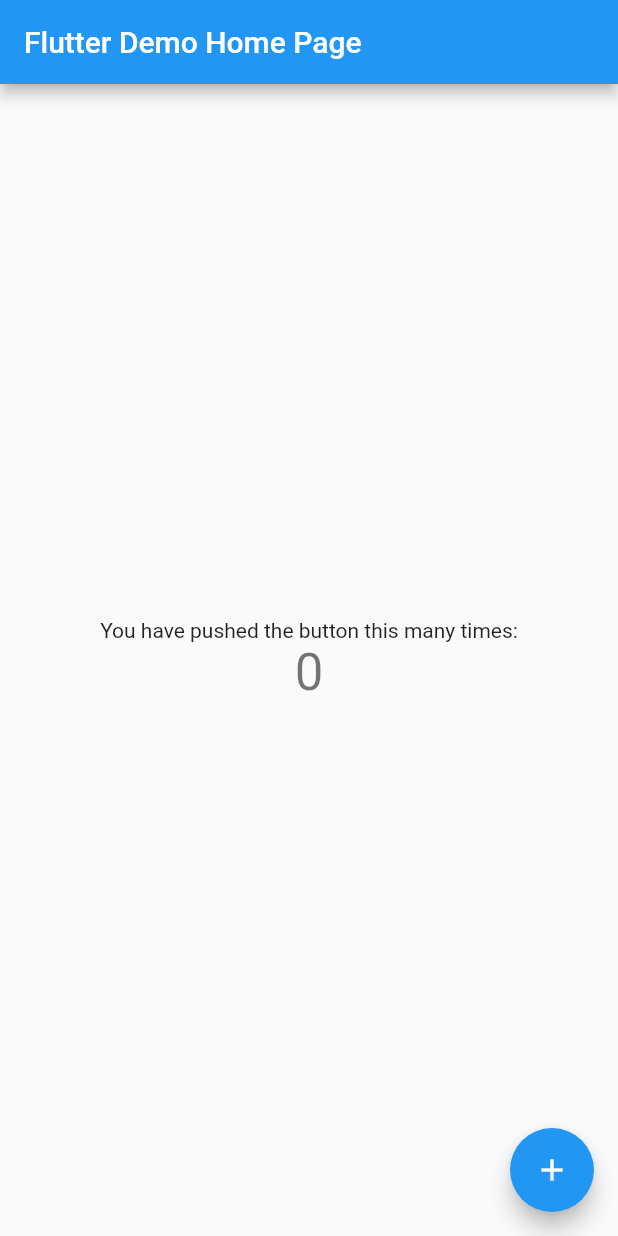
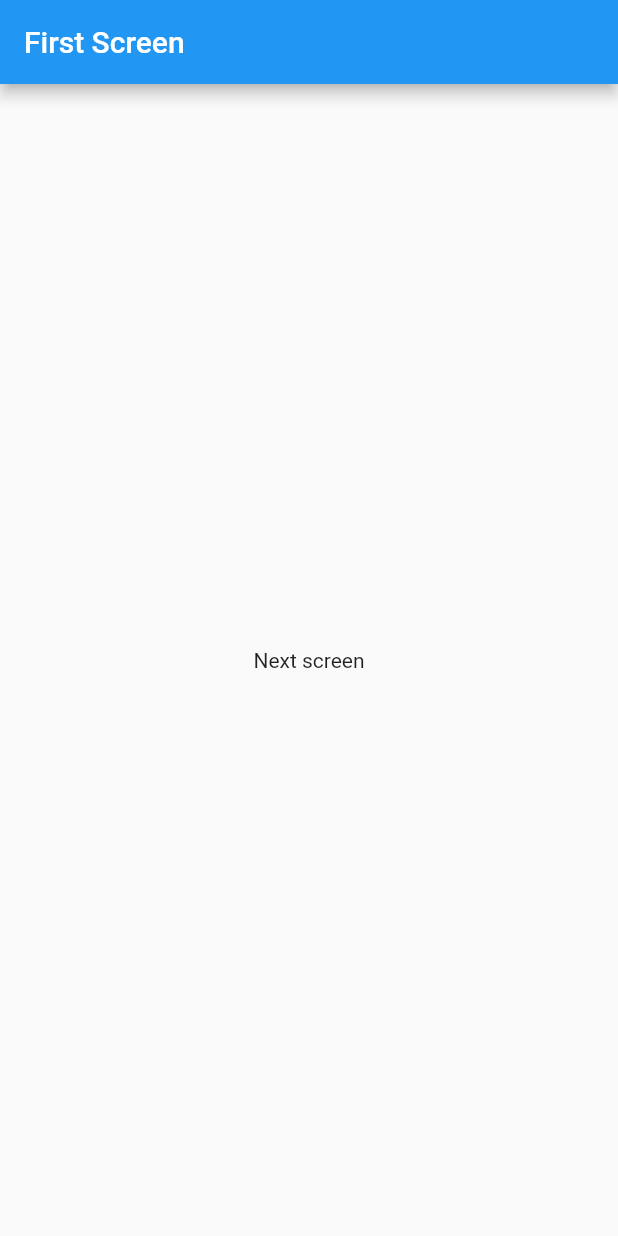
Before and after one commit to bagasayn/dermoapp, a Flutter app: the screen it shows after launch, on a phone screen of 412 x 824 dp. Run offline on Flutter 3.47's test engine with Material 2 defaults, Android fonts, the phone set to English and light mode, and no system bars; our stand-ins replace bloc, flutter_bloc.

Commit message:
add some files

```diff
--- /dev/null
+++ b/lib/logic/cubit/camera_cubit.dart
@@ -0,0 +1,11 @@
+import 'package:bloc/bloc.dart';
+
+part 'camera_state.dart';
+
+class CameraCubit extends Cubit<CameraState> {
+  CameraCubit() : super(InitialCamera(result: 'Wait'));
+
+  void init() => emit(InitialCamera(result: 'Initialized'));
+
+  void error() => emit(InitialCamera(result: 'Error'));
+}
--- /dev/null
+++ b/lib/logic/cubit/camera_state.dart
@@ -0,0 +1,11 @@
+part of 'camera_cubit.dart';
+
+abstract class CameraState {
+  const CameraState();
+}
+
+class InitialCamera extends CameraState {
+  String result;
+
+  InitialCamera({required this.result});
+}
--- a/lib/main.dart
+++ b/lib/main.dart
@@ -1,113 +1,23 @@
+import 'package:dermoapp/logic/cubit/camera_cubit.dart';
+import 'package:dermoapp/presentation/router/app_router.dart';
 import 'package:flutter/material.dart';
+import 'package:flutter_bloc/flutter_bloc.dart';
 
 void main() {
   runApp(MyApp());
 }
 
 class MyApp extends StatelessWidget {
+  final AppRouter _appRouter = AppRouter();
   // This widget is the root of your application.
   @override
   Widget build(BuildContext context) {
-    return MaterialApp(
-      title: 'Flutter Demo',
-      theme: ThemeData(
-        // This is the theme of your application.
-        //
-        // Try running your application with "flutter run". You'll see the
-        // application has a blue toolbar. Then, without quitting the app, try
-        // changing the primarySwatch below to Colors.green and then invoke
-        // "hot reload" (press "r" in the console where you ran "flutter run",
-        // or simply save your changes to "hot reload" in a Flutter IDE).
-        // Notice that the counter didn't reset back to zero; the application
-        // is not restarted.
-        primarySwatch: Colors.blue,
+    return BlocProvider<CameraCubit>(
+      create: (context) => CameraCubit(),
+      child: MaterialApp(
+        title: 'DermoApp',
+        onGenerateRoute: _appRouter.onGenerateRoute,
       ),
-      home: MyHomePage(title: 'Flutter Demo Home Page'),
     );
   }
 }
-
-class MyHomePage extends StatefulWidget {
-  MyHomePage({Key? key, required this.title}) : super(key: key);
-
-  // This widget is the home page of your application. It is stateful, meaning
-  // that it has a State object (defined below) that contains fields that affect
-  // how it looks.
-
-  // This class is the configuration for the state. It holds the values (in this
-  // case the title) provided by the parent (in this case the App widget) and
-  // used by the build method of the State. Fields in a Widget subclass are
-  // always marked "final".
-
-  final String title;
-
-  @override
-  _MyHomePageState createState() => _MyHomePageState();
-}
-
-class _MyHomePageState extends State<MyHomePage> {
-  int _counter = 0;
-
-  void _incrementCounter() {
-    setState(() {
-      // This call to setState tells the Flutter framework that something has
-      // changed in this State, which causes it to rerun the build method below
-      // so that the display can reflect the updated values. If we changed
-      // _counter without calling setState(), then the build method would not be
-      // called again, and so nothing would appear to happen.
-      _counter++;
-    });
-  }
-
-  @override
-  Widget build(BuildContext context) {
-    // This method is rerun every time setState is called, for instance as done
-    // by the _incrementCounter method above.
-    //
-    // The Flutter framework has been optimized to make rerunning build methods
-    // fast, so that you can just rebuild anything that needs updating rather
-    // than having to individually change instances of widgets.
-    return Scaffold(
-      appBar: AppBar(
-        // Here we take the value from the MyHomePage object that was created by
-        // the App.build method, and use it to set our appbar title.
-        title: Text(widget.title),
-      ),
-      body: Center(
-        // Center is a layout widget. It takes a single child and positions it
-        // in the middle of the parent.
-        child: Column(
-          // Column is also a layout widget. It takes a list of children and
-          // arranges them vertically. By default, it sizes itself to fit its
-          // children horizontally, and tries to be as tall as its parent.
-          //
-          // Invoke "debug painting" (press "p" in the console, choose the
-          // "Toggle Debug Paint" action from the Flutter Inspector in Android
-          // Studio, or the "Toggle Debug Paint" command in Visual Studio Code)
-          // to see the wireframe for each widget.
-          //
-          // Column has various properties to control how it sizes itself and
-          // how it positions its children. Here we use mainAxisAlignment to
-          // center the children vertically; the main axis here is the vertical
-          // axis because Columns are vertical (the cross axis would be
-          // horizontal).
-          mainAxisAlignment: MainAxisAlignment.center,
-          children: <Widget>[
-            Text(
-              'You have pushed the button this many times:',
-            ),
-            Text(
-              '$_counter',
-              style: Theme.of(context).textTheme.headline4,
-            ),
-          ],
-        ),
-      ),
-      floatingActionButton: FloatingActionButton(
-        onPressed: _incrementCounter,
-        tooltip: 'Increment',
-        child: Icon(Icons.add),
-      ), // This trailing comma makes auto-formatting nicer for build methods.
-    );
-  }
-}
--- /dev/null
+++ b/lib/presentation/router/app_router.dart
@@ -0,0 +1,34 @@
+import 'package:dermoapp/presentation/screens/first_screen.dart';
+import 'package:dermoapp/presentation/screens/second_screen.dart';
+import 'package:dermoapp/presentation/screens/third_screen.dart';
+import 'package:flutter/material.dart';
+
+class AppRouter {
+  Route? onGenerateRoute(RouteSettings settings) {
+    final GlobalKey<ScaffoldState>? key = settings.arguments as GlobalKey<ScaffoldState>?;
+    switch (settings.name) {
+      case '/':
+        return MaterialPageRoute(
+          builder: (_) => FirstScreen(
+            title: "First Screen",
+          ),
+        );
+      case '/second':
+        return MaterialPageRoute(
+          builder: (_) => SecondScreen(
+            title: "Second Screen",
+            firstScreenKey: key,
+          ),
+        );
+      case '/third':
+        return MaterialPageRoute(
+          builder: (_) => ThirdScreen(
+            title: "Thirst Screen",
+            secondScreenKey: key,
+          ),
+        );
+      default:
+        return null;
+    }
+  }
+}
--- /dev/null
+++ b/lib/presentation/screens/first_screen.dart
@@ -0,0 +1,32 @@
+import 'package:flutter/material.dart';
+
+class FirstScreen extends StatefulWidget {
+  FirstScreen({Key? key, required this.title}) : super(key: key);
+
+  final String title;
+
+  @override
+  _FirstScreenState createState() => _FirstScreenState();
+}
+
+class _FirstScreenState extends State<FirstScreen> {
+  GlobalKey<ScaffoldState> firstScreenKey = GlobalKey<ScaffoldState>();
+
+  @override
+  Widget build(BuildContext context) {
+    return Scaffold(
+      key: firstScreenKey,
+      appBar: AppBar(
+        title: Text(widget.title),
+      ),
+      body: Center(
+        child: InkWell(
+          child: Text('Next screen'),
+          onTap: () {
+            Navigator.of(context).pushNamed("/second", arguments: firstScreenKey);
+          },
+        ),
+      ),
+    );
+  }
+}
--- a/pubspec.yaml
+++ b/pubspec.yaml
@@ -28,7 +28,8 @@ dependencies:
   # The following adds the Cupertino Icons font to your application.
   # Use with the CupertinoIcons class for iOS style icons.
   cupertino_icons: ^1.0.2
-
+  flutter_bloc: ^7.0.1
+  bloc: ^7.0.0
 dev_dependencies:
   flutter_test:
     sdk: flutter
```
Also changed, not shown: lib/presentation/screens/second_screen.dart (added, +37 -0 lines), lib/presentation/screens/third_screen.dart (added, +18 -0 lines), 1 other file.
